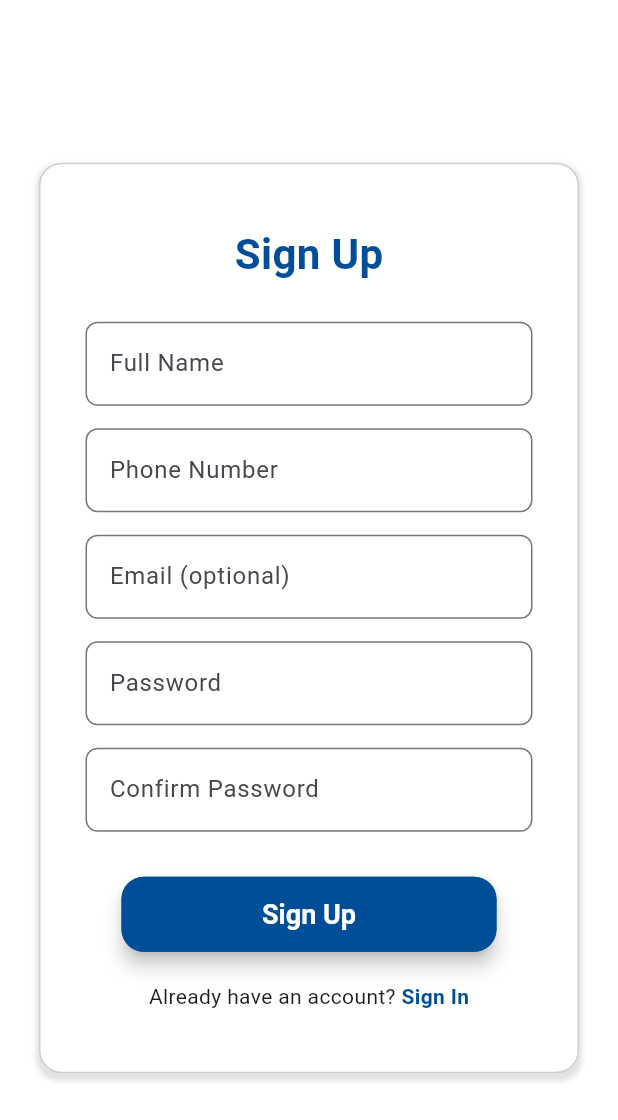
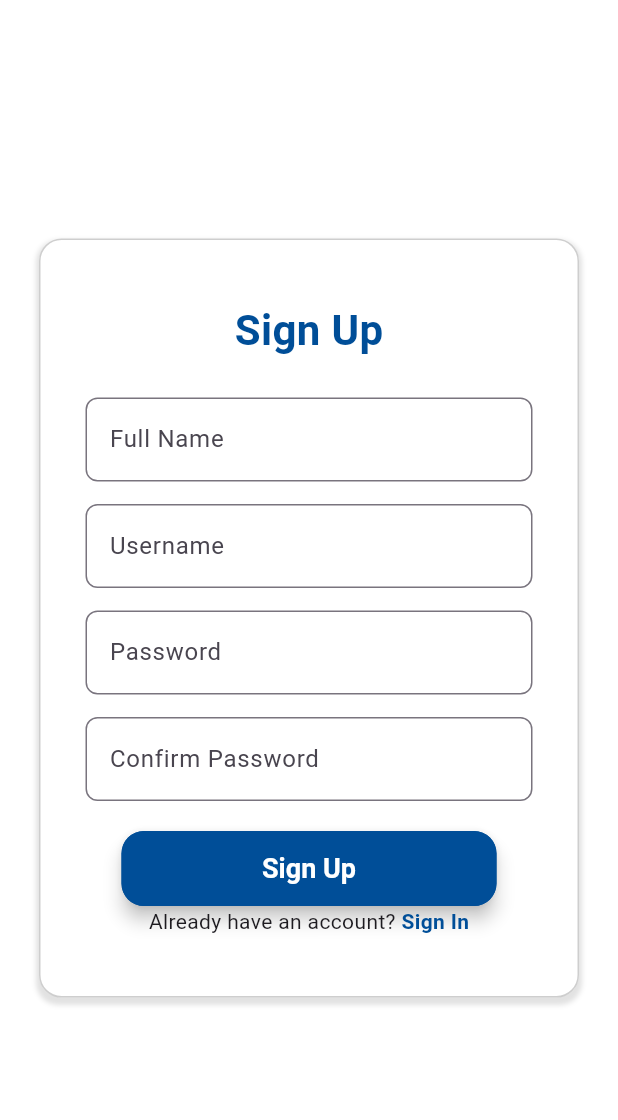
Before and after one commit to douaa-elagrari/home_hub, a Flutter app: the Signin screen opened by its route, after a tap on "Sign In", after a tap on "Sign Up", on a phone screen of 412 x 824 dp. Shown: the top 1120 px of the screen. Run offline on Flutter 3.47's test engine with Material 3 defaults, Android fonts, the phone set to English and light mode, and no system bars; our stand-ins replace bloc, dotted_border, equatable, flutter_bloc, image_picker, sqflite; accounts and stored records are empty.

Commit message:
added signin and signup backend for normal users

```diff
--- /dev/null
+++ b/lib/data/databases/db_helper.dart
@@ -0,0 +1,58 @@
+import 'package:sqflite/sqflite.dart';
+import 'package:path/path.dart';
+
+class DBHelper {
+  static final DBHelper _instance = DBHelper._internal();
+  factory DBHelper() => _instance;
+  DBHelper._internal();
+
+  static Database? _database;
+
+  Future<Database> get database async {
+    if (_database != null) return _database!;
+    _database = await _initDB();
+    return _database!;
+  }
+
+  Future<Database> _initDB() async {
+    final path = join(await getDatabasesPath(), 'homehub.db');
+    return await openDatabase(path, version: 1, onCreate: _onCreate);
+  }
+
+  Future<void> _onCreate(Database db, int version) async {
+    await db.execute('''
+      CREATE TABLE users(
+        id INTEGER PRIMARY KEY AUTOINCREMENT,
+        username TEXT UNIQUE,
+        fullName TEXT,
+        password TEXT
+      )
+    ''');
+  }
+
+  Future<bool> usernameExists(String username) async {
+    final db = await database;
+    final res = await db.query(
+      'users',
+      where: 'username = ?',
+      whereArgs: [username],
+    );
+    return res.isNotEmpty;
+  }
+
+  Future<Map<String, dynamic>?> getUser(String username, String password) async {
+    final db = await database;
+    final res = await db.query(
+      'users',
+      where: 'username = ? AND password = ?',
+      whereArgs: [username, password],
+    );
+    if (res.isNotEmpty) return res.first;
+    return null;
+  }
+
+  Future<void> insertUser(Map<String, dynamic> user) async {
+    final db = await database;
+    await db.insert('users', user, conflictAlgorithm: ConflictAlgorithm.abort);
+  }
+}
--- a/lib/logic/cubit/signup_cubit.dart
+++ b/lib/logic/cubit/signup_cubit.dart
@@ -1,9 +1,9 @@
 import 'package:flutter_bloc/flutter_bloc.dart';
+import 'package:homehub/data/databases/db_helper.dart';
 
 class SignupState {
   final String fullName;
-  final String phone;
-  final String email;
+  final String username;
   final String password;
   final String confirmPassword;
   final bool submitted;
@@ -11,57 +11,66 @@ class SignupState {
 
   SignupState({
     this.fullName = '',
-    this.phone = '',
-    this.email = '',
+    this.username = '',
     this.password = '',
     this.confirmPassword = '',
     this.submitted = false,
     this.error = '',
   });
 
-  bool get isValid {
-    return fullName.isNotEmpty &&
-        phone.isNotEmpty &&
+  bool get isValid =>
+      fullName.isNotEmpty &&
+      username.isNotEmpty &&
       password.isNotEmpty &&
       password == confirmPassword;
-  }
 
   SignupState copyWith({
     String? fullName,
-    String? phone,
-    String? email,
+    String? username,
     String? password,
     String? confirmPassword,
     bool? submitted,
     String? error,
-  }) {
-    return SignupState(
+  }) =>
+      SignupState(
         fullName: fullName ?? this.fullName,
-      phone: phone ?? this.phone,
-      email: email ?? this.email,
+        username: username ?? this.username,
         password: password ?? this.password,
         confirmPassword: confirmPassword ?? this.confirmPassword,
         submitted: submitted ?? this.submitted,
         error: error ?? this.error,
       );
 }
-}
 
 class SignupCubit extends Cubit<SignupState> {
   SignupCubit() : super(SignupState());
 
   void fullNameChanged(String value) => emit(state.copyWith(fullName: value));
-  void phoneChanged(String value) => emit(state.copyWith(phone: value));
-  void emailChanged(String value) => emit(state.copyWith(email: value));
+  void usernameChanged(String value) => emit(state.copyWith(username: value));
   void passwordChanged(String value) => emit(state.copyWith(password: value));
-  void confirmPasswordChanged(String value) =>
-      emit(state.copyWith(confirmPassword: value));
+  void confirmPasswordChanged(String value) => emit(state.copyWith(confirmPassword: value));
 
-  void submit() {
-    if (state.isValid) {
+  Future<void> submit() async {
+    if (!state.isValid) {
+      emit(state.copyWith(error: 'Please fill all fields correctly.'));
+      return;
+    }
+
+    final exists = await DBHelper().usernameExists(state.username);
+    if (exists) {
+      emit(state.copyWith(error: 'Username already exists.'));
+      return;
+    }
+
+    try {
+      await DBHelper().insertUser({
+        'fullName': state.fullName,
+        'username': state.username,
+        'password': state.password,
+      });
       emit(state.copyWith(submitted: true, error: ''));
-    } else {
-      emit(state.copyWith(error: 'Please fill all required fields correctly.'));
+    } catch (e) {
+      emit(state.copyWith(error: 'Signup failed.'));
     }
   }
 }
--- a/lib/presentation/screens/myprofile.dart
+++ b/lib/presentation/screens/myprofile.dart
@@ -30,7 +30,7 @@ class _MyprofileState extends State<Myprofile> {
       case 2:
         break;
       case 3:
-        Navigator.pushNamed(context, '/signin');
+        Navigator.pushNamed(context, '/welcome');
         break;
     }
   }
--- a/lib/presentation/screens/mypropofile.dart
+++ b/lib/presentation/screens/mypropofile.dart
@@ -79,7 +79,7 @@ class _MyproprofileState extends State<Myproprofile> {
                         ),
                       );
                     } else if (sentences[i] == 'Logout') {
-                      Navigator.pushNamed(context, '/signin_pro');
+                      Navigator.pushNamed(context, '/welcome');
                     }
                   },
                   child: Container(
--- a/lib/presentation/screens/signin.dart
+++ b/lib/presentation/screens/signin.dart
@@ -1,3 +1,5 @@
+import 'package:flutter/material.dart';
+import 'package:homehub/data/databases/db_helper.dart';
 import '../../utils/utils.dart';
 
 class Signin extends StatefulWidget {
@@ -10,8 +12,40 @@ class Signin extends StatefulWidget {
 class _SigninState extends State<Signin> {
   final _formKey = GlobalKey<FormState>();
   final TextEditingController _usernameController = TextEditingController();
-  final TextEditingController _phoneController = TextEditingController();
   final TextEditingController _passwordController = TextEditingController();
+  bool _loading = false;
+
+  void _showSnackBar(String message, Color bgColor, {int durationSec = 2}) {
+    ScaffoldMessenger.of(context).showSnackBar(
+      SnackBar(
+        content: Text(message, style: const TextStyle(color: Colors.white)),
+        backgroundColor: bgColor,
+        duration: Duration(seconds: durationSec),
+      ),
+    );
+  }
+
+  void _signIn() async {
+    if (!_formKey.currentState!.validate()) return;
+
+    setState(() => _loading = true);
+
+    final username = _usernameController.text.trim();
+    final password = _passwordController.text.trim();
+
+    final user = await DBHelper().getUser(username, password);
+
+    setState(() => _loading = false);
+
+    if (user != null) {
+      _showSnackBar('Logged in successfully!', Colors.green, durationSec: 1);
+      Future.delayed(const Duration(seconds: 1), () {
+        Navigator.pushReplacementNamed(context, '/homescreen');
+      });
+    } else {
+      _showSnackBar('Invalid username or password', Colors.red, durationSec: 2);
+    }
+  }
 
   @override
   Widget build(BuildContext context) {
@@ -21,9 +55,7 @@ class _SigninState extends State<Signin> {
         child: SingleChildScrollView(
           physics: const BouncingScrollPhysics(),
           child: ConstrainedBox(
-            constraints: BoxConstraints(
-              maxWidth: 400, // max width for larger screens
-            ),
+            constraints: const BoxConstraints(maxWidth: 400),
             child: Container(
               padding: const EdgeInsets.symmetric(vertical: 40, horizontal: 30),
               margin: const EdgeInsets.symmetric(vertical: 30, horizontal: 20),
@@ -49,7 +81,7 @@ class _SigninState extends State<Signin> {
                   mainAxisSize: MainAxisSize.min,
                   crossAxisAlignment: CrossAxisAlignment.start,
                   children: [
-                    Center(
+                    const Center(
                       child: Text(
                         'Sign In',
                         style: TextStyle(
@@ -60,49 +92,18 @@ class _SigninState extends State<Signin> {
                       ),
                     ),
                     const SizedBox(height: 25),
-
-                    // Username
                     TextFormField(
                       controller: _usernameController,
                       decoration: InputDecoration(
-                        labelText: 'User Name',
+                        labelText: 'Username',
                         border: OutlineInputBorder(
                           borderRadius: BorderRadius.circular(8.0),
                         ),
                       ),
-                      validator: (value) {
-                        if (value == null || value.trim().isEmpty) {
-                          return 'Please enter your username';
-                        }
-                        return null;
-                      },
+                      validator: (v) =>
+                          v == null || v.isEmpty ? 'Enter username' : null,
                     ),
                     const SizedBox(height: 15),
-
-                    // Phone number
-                    TextFormField(
-                      controller: _phoneController,
-                      keyboardType: TextInputType.phone,
-                      decoration: InputDecoration(
-                        labelText: 'Phone Number',
-                        border: OutlineInputBorder(
-                          borderRadius: BorderRadius.circular(8.0),
-                        ),
-                      ),
-                      validator: (value) {
-                        if (value == null || value.trim().isEmpty) {
-                          return 'Please enter your phone number';
-                        } else if (!RegExp(
-                          r'^(05|06|07)[0-9]{8}$',
-                        ).hasMatch(value.trim())) {
-                          return 'Enter a valid 10-digit phone number';
-                        }
-                        return null;
-                      },
-                    ),
-                    const SizedBox(height: 15),
-
-                    // Password
                     TextFormField(
                       controller: _passwordController,
                       obscureText: true,
@@ -112,18 +113,10 @@ class _SigninState extends State<Signin> {
                           borderRadius: BorderRadius.circular(8.0),
                         ),
                       ),
-                      validator: (value) {
-                        if (value == null || value.trim().isEmpty) {
-                          return 'Please enter your password';
-                        } else if (value.trim().length < 6) {
-                          return 'Password must be at least 6 characters';
-                        }
-                        return null;
-                      },
+                      validator: (v) =>
+                          v == null || v.isEmpty ? 'Enter password' : null,
                     ),
-                    const SizedBox(height: 10),
-
-                    // Forgot password
+                    const SizedBox(height: 20),
                     Center(
                       child: TextButton(
                         onPressed: () {
@@ -138,34 +131,25 @@ class _SigninState extends State<Signin> {
                         ),
                       ),
                     ),
-
                     const SizedBox(height: 20),
-
                     Center(
-                      child: Mybutton(
-                        text: 'Sign In',
-                        bgcolor: Color(0xFF004E98),
-                        fgcolor: Colors.white,
-                        onPressed: () {
-                          if (_formKey.currentState!.validate()) {
-                            Navigator.pushNamed(context, '/homescreen');
-                          }
-                        },
-                      ),
+                      child: _loading
+                          ? const CircularProgressIndicator()
+                          : Mybutton(
+                              text: 'Sign In',
+                              bgcolor: const Color(0xFF004E98),
+                              fgcolor: Colors.white,
+                              onPressed: _signIn,
+                            ),
                     ),
-
                     const SizedBox(height: 20),
-
-                    // Sign up prompt
                     Row(
                       mainAxisAlignment: MainAxisAlignment.center,
                       children: [
-                        Text("Don't have an account? "),
+                        const Text("Don't have an account? "),
                         GestureDetector(
-                          onTap: () {
-                            Navigator.pushNamed(context, '/signup');
-                          },
-                          child: Text(
+                          onTap: () => Navigator.pushNamed(context, '/signup'),
+                          child: const Text(
                             'Sign Up',
                             style: TextStyle(
                               color: Color(0xFF004E98),
--- a/lib/presentation/screens/signup.dart
+++ b/lib/presentation/screens/signup.dart
@@ -1,16 +1,23 @@
+import 'package:flutter/material.dart';
+import 'package:flutter_bloc/flutter_bloc.dart';
 import '../../utils/utils.dart';
 
 class Signup extends StatelessWidget {
-  Signup({super.key});
+  const Signup({super.key});
+
+  @override
+  Widget build(BuildContext context) {
+    return BlocProvider(create: (_) => SignupCubit(), child: SignupForm());
+  }
+}
+
+class SignupForm extends StatelessWidget {
+  SignupForm({super.key});
 
   final _formKey = GlobalKey<FormState>();
 
   @override
   Widget build(BuildContext context) {
-    return BlocProvider(
-      create: (_) => SignupCubit(),
-      child: BlocBuilder<SignupCubit, SignupState>(
-        builder: (context, state) {
     final cubit = context.read<SignupCubit>();
 
     return Scaffold(
@@ -21,14 +28,8 @@ class Signup extends StatelessWidget {
           child: ConstrainedBox(
             constraints: const BoxConstraints(maxWidth: 400),
             child: Container(
-                    padding: const EdgeInsets.symmetric(
-                      vertical: 40,
-                      horizontal: 30,
-                    ),
-                    margin: const EdgeInsets.symmetric(
-                      vertical: 30,
-                      horizontal: 20,
-                    ),
+              padding: const EdgeInsets.symmetric(vertical: 40, horizontal: 30),
+              margin: const EdgeInsets.symmetric(vertical: 30, horizontal: 20),
               decoration: BoxDecoration(
                 color: Colors.white,
                 border: Border.all(
@@ -45,7 +46,28 @@ class Signup extends StatelessWidget {
                   ),
                 ],
               ),
-                    child: Form(
+              child: BlocConsumer<SignupCubit, SignupState>(
+                listener: (context, state) {
+                  if (state.submitted) {
+                    ScaffoldMessenger.of(context).showSnackBar(
+                      SnackBar(
+                        content: Text(
+                          'Registered successfully',
+                          style: const TextStyle(color: Colors.white),
+                        ),
+                        backgroundColor: Colors.green,
+                        duration: const Duration(seconds: 2),
+                      ),
+                    );
+                    Navigator.pushReplacementNamed(context, '/homescreen');
+                  } else if (state.error.isNotEmpty) {
+                    ScaffoldMessenger.of(
+                      context,
+                    ).showSnackBar(SnackBar(content: Text(state.error)));
+                  }
+                },
+                builder: (context, state) {
+                  return Form(
                     key: _formKey,
                     child: Column(
                       mainAxisSize: MainAxisSize.min,
@@ -54,7 +76,7 @@ class Signup extends StatelessWidget {
                         Center(
                           child: Text(
                             'Sign Up',
-                              style: TextStyle(
+                            style: const TextStyle(
                               color: Color(0xFF004E98),
                               fontWeight: FontWeight.bold,
                               fontSize: 28,
@@ -63,73 +85,33 @@ class Signup extends StatelessWidget {
                         ),
                         const SizedBox(height: 25),
 
-                          // Full Name
                         TextFormField(
-                            onChanged: cubit.fullNameChanged,
                           decoration: InputDecoration(
                             labelText: 'Full Name',
                             border: OutlineInputBorder(
                               borderRadius: BorderRadius.circular(8.0),
                             ),
                           ),
-                            validator: (value) {
-                              if (value == null || value.trim().isEmpty) {
-                                return 'Please enter your full name';
-                              }
-                              return null;
-                            },
+                          onChanged: cubit.fullNameChanged,
+                          validator: (v) =>
+                              v == null || v.isEmpty ? 'Enter full name' : null,
                         ),
                         const SizedBox(height: 15),
 
-                          // Phone
                         TextFormField(
-                            onChanged: cubit.phoneChanged,
-                            keyboardType: TextInputType.phone,
                           decoration: InputDecoration(
-                              labelText: 'Phone Number',
+                            labelText: 'Username',
                             border: OutlineInputBorder(
                               borderRadius: BorderRadius.circular(8.0),
                             ),
                           ),
-                            validator: (value) {
-                              if (value == null || value.trim().isEmpty) {
-                                return 'Please enter your phone number';
-                              } else if (!RegExp(
-                                r'^(05|06|07)[0-9]{8}$',
-                              ).hasMatch(value.trim())) {
-                                return 'Enter a valid 10-digit phone number';
-                              }
-                              return null;
-                            },
+                          onChanged: cubit.usernameChanged,
+                          validator: (v) =>
+                              v == null || v.isEmpty ? 'Enter username' : null,
                         ),
                         const SizedBox(height: 15),
 
-                          // Email
                         TextFormField(
-                            onChanged: cubit.emailChanged,
-                            keyboardType: TextInputType.emailAddress,
-                            decoration: InputDecoration(
-                              labelText: 'Email (optional)',
-                              border: OutlineInputBorder(
-                                borderRadius: BorderRadius.circular(8.0),
-                              ),
-                            ),
-                            validator: (value) {
-                              if (value != null &&
-                                  value.isNotEmpty &&
-                                  !RegExp(
-                                    r'^[\w-\.]+@([\w-]+\.)+[\w]{2,4}$',
-                                  ).hasMatch(value)) {
-                                return 'Enter a valid email';
-                              }
-                              return null;
-                            },
-                          ),
-                          const SizedBox(height: 15),
-
-                          // Password
-                          TextFormField(
-                            onChanged: cubit.passwordChanged,
                           obscureText: true,
                           decoration: InputDecoration(
                             labelText: 'Password',
@@ -137,20 +119,13 @@ class Signup extends StatelessWidget {
                               borderRadius: BorderRadius.circular(8.0),
                             ),
                           ),
-                            validator: (value) {
-                              if (value == null || value.trim().isEmpty) {
-                                return 'Please enter your password';
-                              } else if (value.trim().length < 6) {
-                                return 'Password must be at least 6 characters';
-                              }
-                              return null;
-                            },
+                          onChanged: cubit.passwordChanged,
+                          validator: (v) =>
+                              v == null || v.length < 6 ? 'Min 6 chars' : null,
                         ),
                         const SizedBox(height: 15),
 
-                          // Confirm Password
                         TextFormField(
-                            onChanged: cubit.confirmPasswordChanged,
                           obscureText: true,
                           decoration: InputDecoration(
                             labelText: 'Confirm Password',
@@ -158,22 +133,12 @@ class Signup extends StatelessWidget {
                               borderRadius: BorderRadius.circular(8.0),
                             ),
                           ),
-                            validator: (value) {
-                              if (value == null || value.trim().isEmpty) {
-                                return 'Please confirm your password';
-                              } else if (value != state.password) {
-                                return 'Passwords do not match';
-                              }
-                              return null;
-                            },
+                          onChanged: cubit.confirmPasswordChanged,
+                          validator: (v) => v == null || v != state.password
+                              ? 'Passwords do not match'
+                              : null,
                         ),
-                          const SizedBox(height: 30),
-
-                          if (state.error.isNotEmpty)
-                            Text(
-                              state.error,
-                              style: const TextStyle(color: Colors.red),
-                            ),
+                        const SizedBox(height: 20),
 
                         Center(
                           child: Mybutton(
@@ -183,24 +148,17 @@ class Signup extends StatelessWidget {
                             onPressed: () {
                               if (_formKey.currentState!.validate()) {
                                 cubit.submit();
-                                  if (state.submitted) {
-                                    Navigator.pushNamed(context, '/homescreen');
-                                  }
                               }
                             },
                           ),
                         ),
-
-                          const SizedBox(height: 20),
-
                         Row(
                           mainAxisAlignment: MainAxisAlignment.center,
                           children: [
                             const Text("Already have an account? "),
                             GestureDetector(
-                                onTap: () {
-                                  Navigator.pushNamed(context, '/signin');
-                                },
+                              onTap: () =>
+                                  Navigator.pushNamed(context, '/signin'),
                               child: const Text(
                                 'Sign In',
                                 style: TextStyle(
@@ -213,14 +171,13 @@ class Signup extends StatelessWidget {
                         ),
                       ],
                     ),
+                  );
+                },
               ),
             ),
           ),
         ),
       ),
     );
-        },
-      ),
-    );
   }
 }
```
Also changed, not shown: lib/main.dart (+1 -34 lines), lib/presentation/widgets/header_area.dart (+11 -11 lines), 9 other files. Lines whose indentation alone changed are shown as unchanged.
